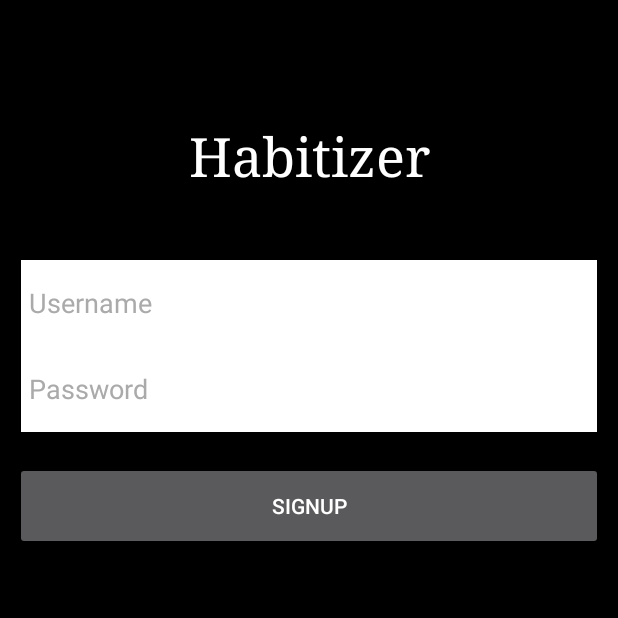
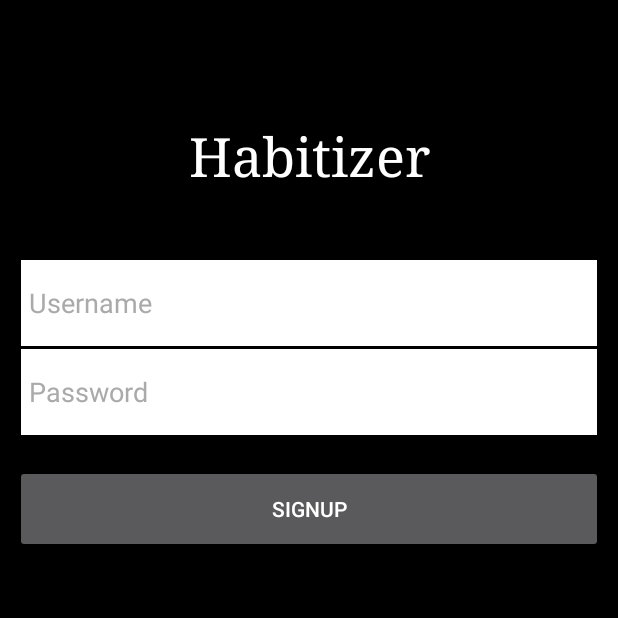
Before and after one commit to CMPUT301F17T17/Habitizer, an Android app: the SignupActivity screen opened directly, with no data from a screen before it, on a phone screen of 412 x 824 dp, the top half of it. Run offline under Robolectric (Android 15) with nearby library versions, the phone set to English and light mode, and no system bars.

Commit message:
Constraints for input added

```diff
--- a/app/src/main/res/layout/activity_signup.xml
+++ b/app/src/main/res/layout/activity_signup.xml
@@ -61,14 +61,14 @@
         android:layout_height="wrap_content"
         android:layout_marginLeft="14dp"
         android:layout_marginRight="14dp"
+        android:layout_marginTop="2dp"
         android:layout_weight="0.06"
         android:background="@android:color/white"
         android:ems="10"
         android:hint="Password"
         android:paddingLeft="5dp"
         android:textColor="@android:color/black"
-        android:textColorHint="@android:color/darker_gray"
-        tools:layout_marginTop="2dp" />
+        android:textColorHint="@android:color/darker_gray" />
 
     <Button
         android:id="@+id/signup_btn"
```
Also changed, not shown: 12 other files.
